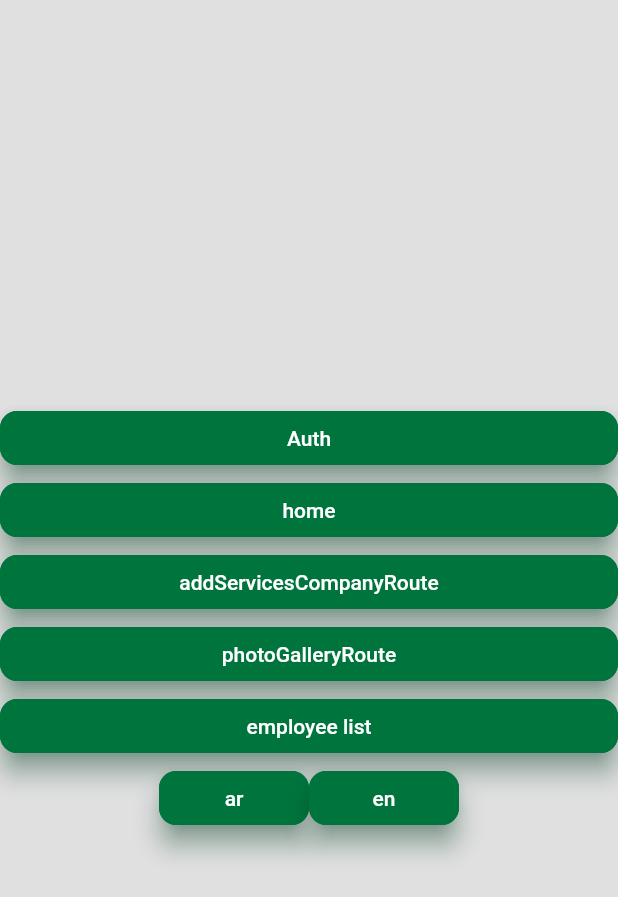
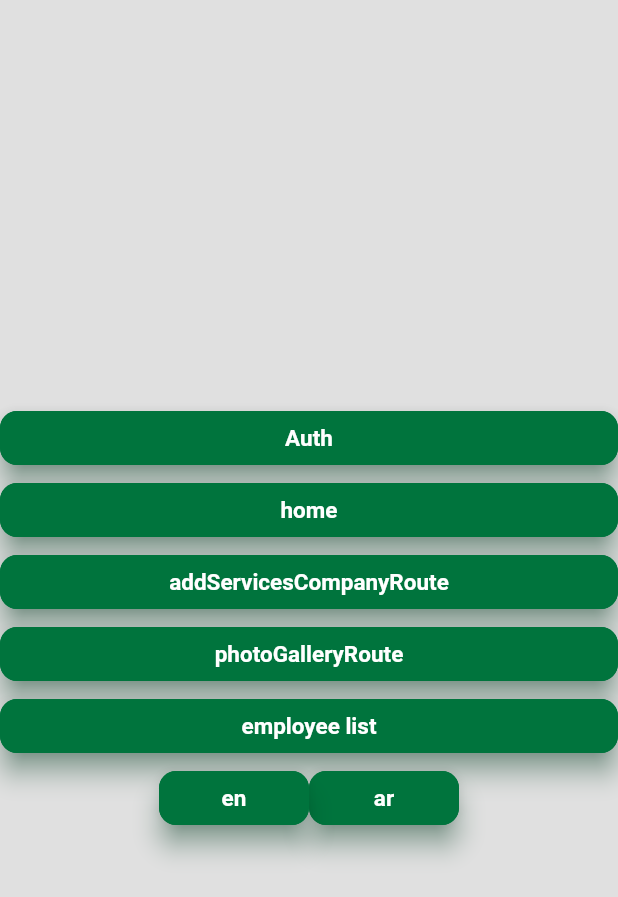
Before and after one commit to MohammadAssaf10/asrar_control_panel, a Flutter app: the screen it shows after launch, on a phone screen of 412 x 824 dp. Shown: the top 897 px of the screen. Run offline on Flutter 3.47's test engine with Material 2 defaults, Android fonts, the phone set to English and light mode, and no system bars; our stand-ins replace bloc, cloud_firestore, dartz, equatable, firebase_auth, firebase_core and 7 more; accounts and stored records are empty; statements that could not run were skipped.

Commit message:
Fix some code

```diff
--- a/lib/core/app/app.dart
+++ b/lib/core/app/app.dart
@@ -84,9 +84,7 @@ class MyApp extends StatelessWidget {
               create: (context) => LanguageCubit(),
             ),
           ],
-          child: BlocBuilder<LanguageCubit, LanguageState>(
-            builder: (context, state) {
-              return MaterialApp(
+          child: MaterialApp(
             debugShowCheckedModeBanner: false,
             title: "لوحة تحكم تطبيق أسرار",
             localizationsDelegates: const [
@@ -95,8 +93,8 @@ class MyApp extends StatelessWidget {
               GlobalCupertinoLocalizations.delegate,
               AppLocalizations.delegate,
             ],
-                supportedLocales: const [arabicLocale, englishLocale],
-                locale: state.locale,
+            supportedLocales: const [arabicLocale],
+            locale: arabicLocale,
             localeResolutionCallback: (deviceLocale, supportedLocales) {
               for (var locale in supportedLocales) {
                 if (deviceLocale != null &&
@@ -108,8 +106,6 @@ class MyApp extends StatelessWidget {
             },
             theme: getApplicationTheme(),
             onGenerateRoute: RouteGenerator.getRoute,
-              );
-            },
           ),
         );
       },
--- a/lib/features/home/domain/entities/shop_order_entities.dart
+++ b/lib/features/home/domain/entities/shop_order_entities.dart
@@ -6,7 +6,7 @@ class ShopOrderEntities {
   final User user;
   final String phoneNumber;
   final List<ProductEntities> products;
-  final String totalPrice;
+  final int totalPrice;
   String orderStatus;
   ShopOrderEntities({
     required this.shopOrderId,
--- a/lib/features/home/presentation/pages/shop/add_product_screen.dart
+++ b/lib/features/home/presentation/pages/shop/add_product_screen.dart
@@ -90,7 +90,7 @@ class _AddProductScreenState extends State<AddProductScreen> {
                   InputField(
                     controller: _priceController,
                     labelText: AppStrings.productPrice.tr(context),
-                    regExp: getDoubleInputFormat(),
+                    regExp: getNumberInputFormat(),
                     height: AppSize.s50.h,
                   ),
                   ControlPanelButton(
```
Lines whose indentation alone changed are shown as unchanged.
